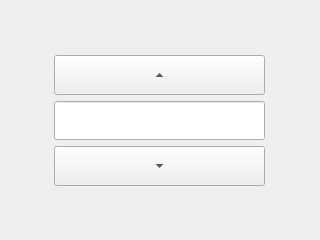
First picture: the form in plugins/nightplugin/snoozepage.ui, repository mysmartgrid/chumby-controlpanel, before the edit.
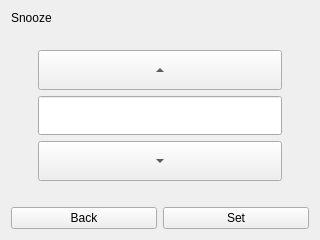
Second picture: the form after the edit.

Commit message: [nightplugin] SnoozePage refactored to be used in new AlarmDetails

```diff
--- a/plugins/nightplugin/snoozepage.ui
+++ b/plugins/nightplugin/snoozepage.ui
@@ -1,7 +1,7 @@
 <?xml version="1.0" encoding="UTF-8"?>
 <ui version="4.0">
  <class>SnoozePage</class>
- <widget class="QWizardPage" name="SnoozePage">
+ <widget class="QWidget" name="SnoozePage">
   <property name="geometry">
    <rect>
     <x>0</x>
@@ -13,36 +13,16 @@
   <property name="windowTitle">
    <string>WizardPage</string>
   </property>
-  <property name="title">
+  <layout class="QVBoxLayout" name="verticalLayout">
+   <item>
+    <widget class="QLabel" name="snoozeLabel">
+     <property name="text">
    <string>Snooze</string>
   </property>
+    </widget>
+   </item>
+   <item>
   <layout class="QGridLayout" name="gridLayout">
-   <item row="3" column="2">
-    <spacer name="horizontalSpacer">
-     <property name="orientation">
-      <enum>Qt::Horizontal</enum>
-     </property>
-     <property name="sizeHint" stdset="0">
-      <size>
-       <width>78</width>
-       <height>20</height>
-      </size>
-     </property>
-    </spacer>
-   </item>
-   <item row="3" column="0">
-    <spacer name="horizontalSpacer_2">
-     <property name="orientation">
-      <enum>Qt::Horizontal</enum>
-     </property>
-     <property name="sizeHint" stdset="0">
-      <size>
-       <width>77</width>
-       <height>20</height>
-      </size>
-     </property>
-    </spacer>
-   </item>
    <item row="5" column="1">
     <spacer name="verticalSpacer_2">
      <property name="orientation">
@@ -51,54 +31,36 @@
      <property name="sizeHint" stdset="0">
       <size>
        <width>20</width>
-       <height>40</height>
+         <height>36</height>
       </size>
      </property>
     </spacer>
    </item>
-   <item row="4" column="1">
-    <widget class="QToolButton" name="snoozeDown">
-     <property name="sizePolicy">
-      <sizepolicy hsizetype="Expanding" vsizetype="Fixed">
-       <horstretch>0</horstretch>
-       <verstretch>0</verstretch>
-      </sizepolicy>
-     </property>
-     <property name="minimumSize">
+     <item row="3" column="2">
+      <spacer name="horizontalSpacer_2">
+       <property name="orientation">
+        <enum>Qt::Horizontal</enum>
+       </property>
+       <property name="sizeHint" stdset="0">
       <size>
-       <width>0</width>
-       <height>40</height>
-      </size>
-     </property>
-     <property name="text">
-      <string>...</string>
-     </property>
-     <property name="arrowType">
-      <enum>Qt::DownArrow</enum>
-     </property>
-    </widget>
-   </item>
-   <item row="2" column="1">
-    <widget class="QToolButton" name="snoozeUp">
-     <property name="sizePolicy">
-      <sizepolicy hsizetype="Expanding" vsizetype="Fixed">
-       <horstretch>0</horstretch>
-       <verstretch>0</verstretch>
-      </sizepolicy>
-     </property>
-     <property name="minimumSize">
+         <width>24</width>
+         <height>20</height>
+        </size>
+       </property>
+      </spacer>
+     </item>
+     <item row="1" column="1">
+      <spacer name="verticalSpacer">
+       <property name="orientation">
+        <enum>Qt::Vertical</enum>
+       </property>
+       <property name="sizeHint" stdset="0">
       <size>
-       <width>0</width>
-       <height>40</height>
-      </size>
-     </property>
-     <property name="text">
-      <string>...</string>
-     </property>
-     <property name="arrowType">
-      <enum>Qt::UpArrow</enum>
-     </property>
-    </widget>
+         <width>20</width>
+         <height>35</height>
+        </size>
+       </property>
+      </spacer>
    </item>
    <item row="3" column="1">
     <widget class="QLineEdit" name="snoozeEdit">
@@ -112,18 +74,82 @@
      </property>
     </widget>
    </item>
-   <item row="0" column="1">
-    <spacer name="verticalSpacer">
+     <item row="2" column="1">
+      <widget class="QToolButton" name="snoozeUp">
+       <property name="sizePolicy">
+        <sizepolicy hsizetype="Expanding" vsizetype="Fixed">
+         <horstretch>0</horstretch>
+         <verstretch>0</verstretch>
+        </sizepolicy>
+       </property>
+       <property name="minimumSize">
+        <size>
+         <width>0</width>
+         <height>40</height>
+        </size>
+       </property>
+       <property name="text">
+        <string>...</string>
+       </property>
+       <property name="arrowType">
+        <enum>Qt::UpArrow</enum>
+       </property>
+      </widget>
+     </item>
+     <item row="3" column="0">
+      <spacer name="horizontalSpacer">
      <property name="orientation">
-      <enum>Qt::Vertical</enum>
+        <enum>Qt::Horizontal</enum>
      </property>
      <property name="sizeHint" stdset="0">
       <size>
-       <width>20</width>
-       <height>40</height>
+         <width>25</width>
+         <height>20</height>
       </size>
      </property>
     </spacer>
+     </item>
+     <item row="4" column="1">
+      <widget class="QToolButton" name="snoozeDown">
+       <property name="sizePolicy">
+        <sizepolicy hsizetype="Expanding" vsizetype="Fixed">
+         <horstretch>0</horstretch>
+         <verstretch>0</verstretch>
+        </sizepolicy>
+       </property>
+       <property name="minimumSize">
+        <size>
+         <width>0</width>
+         <height>40</height>
+        </size>
+       </property>
+       <property name="text">
+        <string>...</string>
+       </property>
+       <property name="arrowType">
+        <enum>Qt::DownArrow</enum>
+       </property>
+      </widget>
+     </item>
+    </layout>
+   </item>
+   <item>
+    <layout class="QHBoxLayout" name="horizontalLayout">
+     <item>
+      <widget class="QPushButton" name="backButton">
+       <property name="text">
+        <string>Back</string>
+       </property>
+      </widget>
+     </item>
+     <item>
+      <widget class="QPushButton" name="setButton">
+       <property name="text">
+        <string>Set</string>
+       </property>
+      </widget>
+     </item>
+    </layout>
    </item>
   </layout>
  </widget>
```
Left out of the diff: 2 changed lines with no effect on the pictures. Lines whose indentation alone changed are shown as unchanged. The commit also changes 3 other files.
